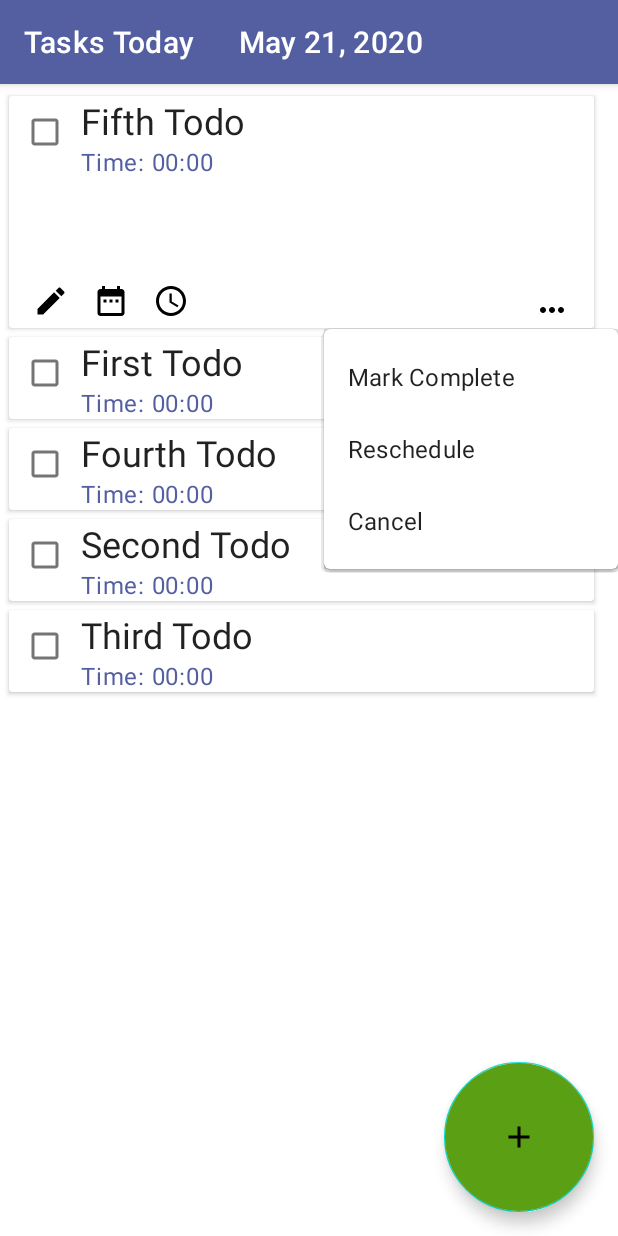
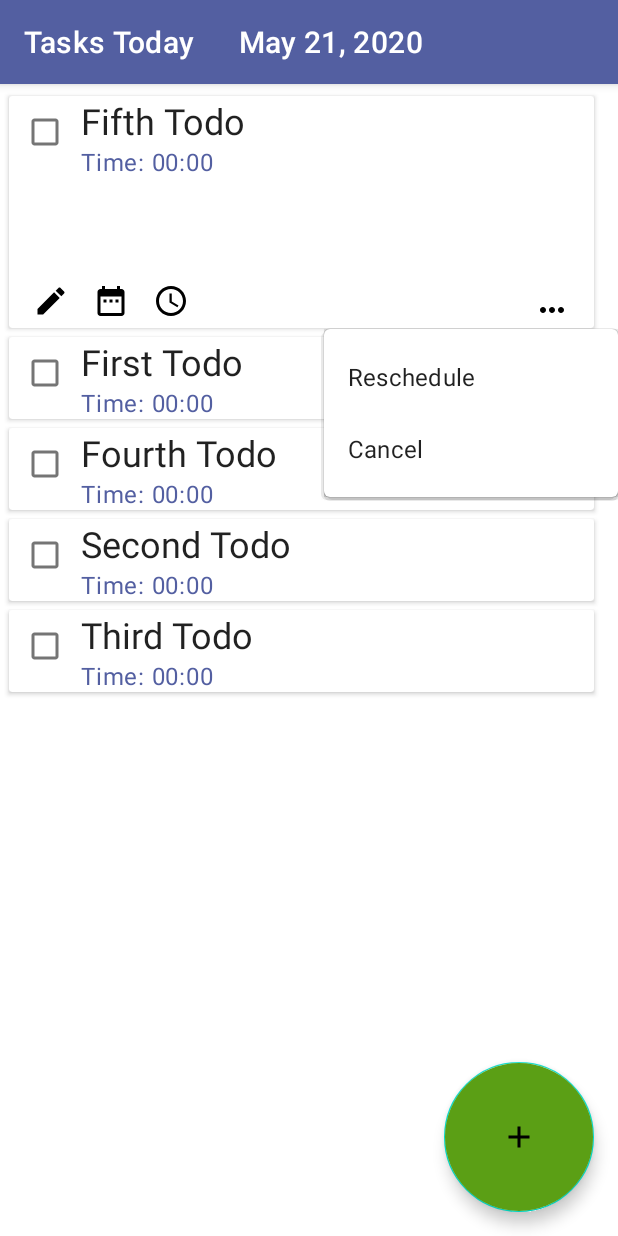
Before and after one commit to lbrown51/WhatDo, an Android app: the screen it shows after launch (MainActivity), after a tap on "Reschedule", on a phone screen of 412 x 824 dp. Run offline under Robolectric (Android 15) with nearby library versions, the phone set to English and light mode, and no system bars; our stand-ins replace Room's generated code; 2 other taps on this screen came first.

Commit message:
Removes Mark Complete menu item

```diff
--- a/app/src/main/res/menu/submit_menu.xml
+++ b/app/src/main/res/menu/submit_menu.xml
@@ -1,9 +1,5 @@
 <?xml version="1.0" encoding="utf-8"?>
 <menu xmlns:android="http://schemas.android.com/apk/res/android">
-    <item
-        android:id="@+id/mark_complete"
-        android:title="@string/mark_complete" />
-
     <item
         android:id="@+id/reschedule"
         android:title="@string/reschedule" />
--- a/app/src/main/res/values/strings.xml
+++ b/app/src/main/res/values/strings.xml
@@ -2,7 +2,6 @@
     <string name="app_name">WhatDo</string>
     <string name="app_bar_title">Tasks Today</string>
     <string name="floating_action_button">FAB to create to-do</string>
-    <string name="mark_complete">Mark Complete</string>
     <string name="time_picker_placeholder">Set Time: TIME_PICKER</string>
     <string name="date_picker_placeholder">Set Date: DATE_PICKER</string>
     <string name="reschedule">Reschedule</string>
```
